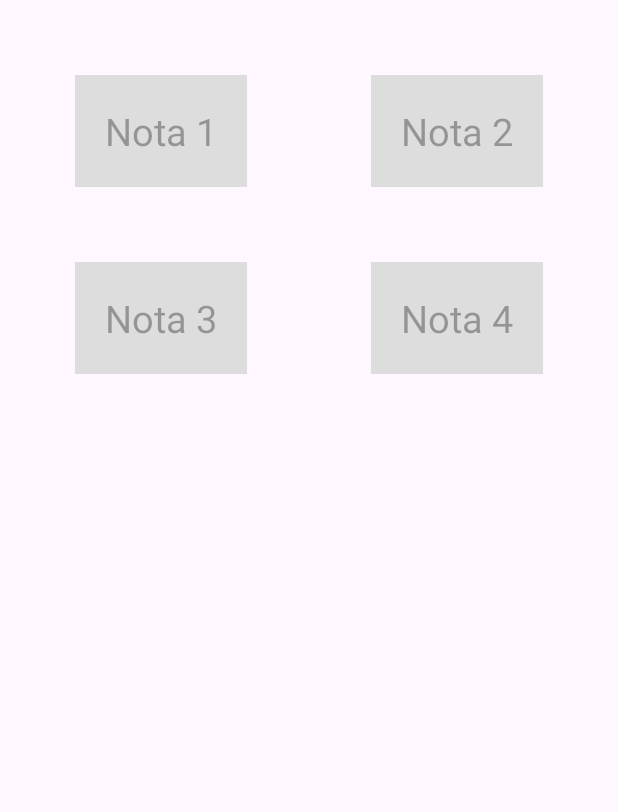
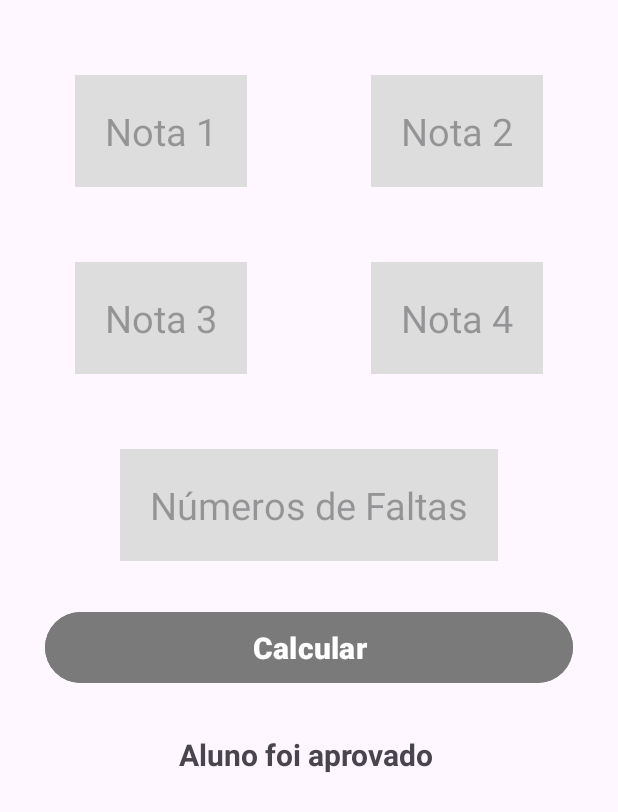
Before and after one commit to JorgeDimendes/App-Calculadora-de-notas, an Android app: the layout activity_main.xml on its own in the app's theme, with its tools: preview values and no code run, on a phone screen of 412 x 824 dp. Shown: the top 812 px of the screen. Run offline under Robolectric (Android 15) with nearby library versions, the phone set to English and light mode, and no system bars.

```diff
--- a/app/build.gradle
+++ b/app/build.gradle
@@ -30,6 +30,9 @@ android {
     kotlinOptions {
         jvmTarget = '1.8'
     }
+    buildFeatures {
+        viewBinding true
+    }
 }
 
 dependencies {
--- a/app/src/main/res/layout/activity_main.xml
+++ b/app/src/main/res/layout/activity_main.xml
@@ -14,8 +14,11 @@
         android:layout_alignParentLeft="true"
         android:layout_marginLeft="50dp"
         android:layout_marginTop="50dp"
+        android:textAlignment="center"
         android:background="@color/light_gray"
         android:hint="Nota 1"
+        android:inputType="number"
+        android:maxLength="2"
         android:padding="20dp"
         android:text=""
         android:textSize="25dp" />
@@ -29,6 +32,9 @@
         android:layout_marginRight="50dp"
         android:background="@color/light_gray"
         android:hint="Nota 2"
+        android:inputType="number"
+        android:textAlignment="center"
+        android:maxLength="2"
         android:padding="20dp"
         android:text=""
         android:textSize="25dp" />
@@ -37,13 +43,16 @@
         android:id="@+id/edit_nota3"
         android:layout_width="wrap_content"
         android:layout_height="wrap_content"
+        android:layout_below="@+id/edit_nota1"
         android:layout_alignParentLeft="true"
-        android:layout_below="@+id/edit_nota1"
+        android:layout_marginLeft="50dp"
+        android:layout_marginTop="50dp"
         android:background="@color/light_gray"
         android:hint="Nota 3"
+        android:textAlignment="center"
+        android:inputType="number"
+        android:maxLength="2"
         android:padding="20dp"
-        android:layout_marginLeft="50dp"
-        android:layout_marginTop="50dp"
         android:text=""
         android:textSize="25dp" />
 
@@ -51,15 +60,63 @@
         android:id="@+id/edit_nota4"
         android:layout_width="wrap_content"
         android:layout_height="wrap_content"
+        android:layout_below="@id/edit_nota2"
         android:layout_alignParentRight="true"
         android:layout_marginTop="50dp"
         android:layout_marginRight="50dp"
         android:background="@color/light_gray"
-        android:layout_below="@id/edit_nota2"
         android:hint="Nota 4"
+        android:inputType="number"
+        android:textAlignment="center"
+        android:maxLength="2"
         android:padding="20dp"
         android:text=""
         android:textSize="25dp" />
 
+    <EditText
+        android:id="@+id/edit_faltas"
+        android:layout_width="wrap_content"
+        android:layout_height="wrap_content"
+        android:layout_below="@id/edit_nota3"
+        android:layout_centerHorizontal="true"
+        android:layout_marginTop="50dp"
+        android:background="@color/light_gray"
+        android:hint="Números de Faltas"
+        android:inputType="number"
+        android:textAlignment="center"
+        android:maxLength="2"
+        android:padding="20dp"
+        android:text=""
+        android:textSize="25dp" />
+
+    <Button
+        android:id="@+id/btn_calcular"
+        android:layout_width="match_parent"
+        android:layout_height="wrap_content"
+        android:layout_below="@id/edit_faltas"
+        android:layout_marginStart="30dp"
+        android:layout_marginTop="30dp"
+        android:layout_marginEnd="30dp"
+        android:layout_marginBottom="30dp"
+        android:backgroundTint="@color/dark_gray"
+        android:padding="10dp"
+        android:text="@string/btn_calcular"
+        android:textAllCaps="false"
+        android:textColor="@color/white"
+        android:textSize="20sp"
+        android:textStyle="bold" />
+
+    <TextView
+        android:id="@+id/txt_resultado"
+        android:layout_width="match_parent"
+        android:layout_height="wrap_content"
+        android:layout_below="@id/btn_calcular"
+        android:gravity="center"
+        tools:text="Aluno foi aprovado "
+        android:layout_marginLeft="40dp"
+        android:layout_marginRight="40dp"
+        android:textSize="20sp"
+        android:textStyle="bold" />
+
 
 </RelativeLayout>
--- a/app/src/main/res/values/colors.xml
+++ b/app/src/main/res/values/colors.xml
@@ -4,4 +4,6 @@
     <color name="white">#FFFFFFFF</color>
     <color name="light_gray">#DEDDDD</color>
     <color name="dark_gray">#7A7A7A</color>
+    <color name="green">#4CAF6D</color>
+    <color name="red">#E11010</color>
 </resources>
--- a/app/src/main/res/values/strings.xml
+++ b/app/src/main/res/values/strings.xml
@@ -1,3 +1,4 @@
 <resources>
     <string name="app_name">App Calculadora de notas</string>
+    <string name="btn_calcular">Calcular</string>
 </resources>
```
Also changed, not shown: app/src/main/java/com/jordev/appcalculadoradenotas/MainActivity.kt (+31 -1 lines).
